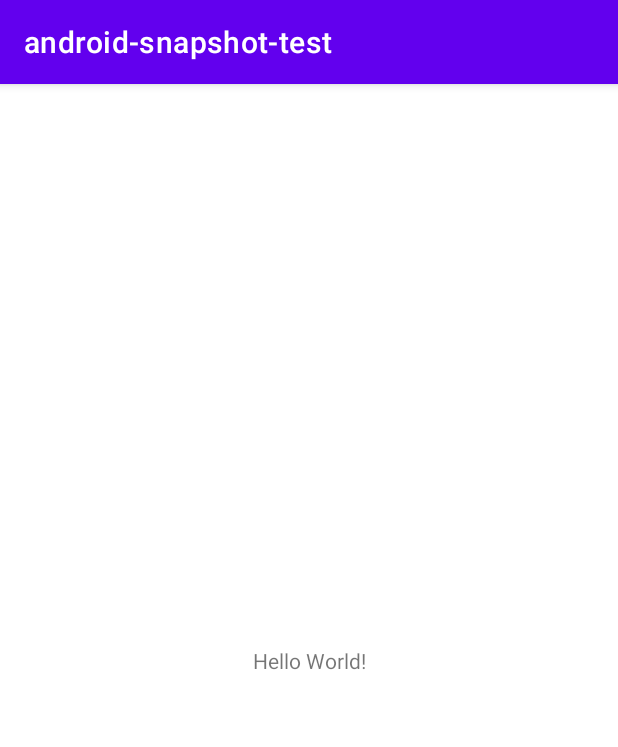
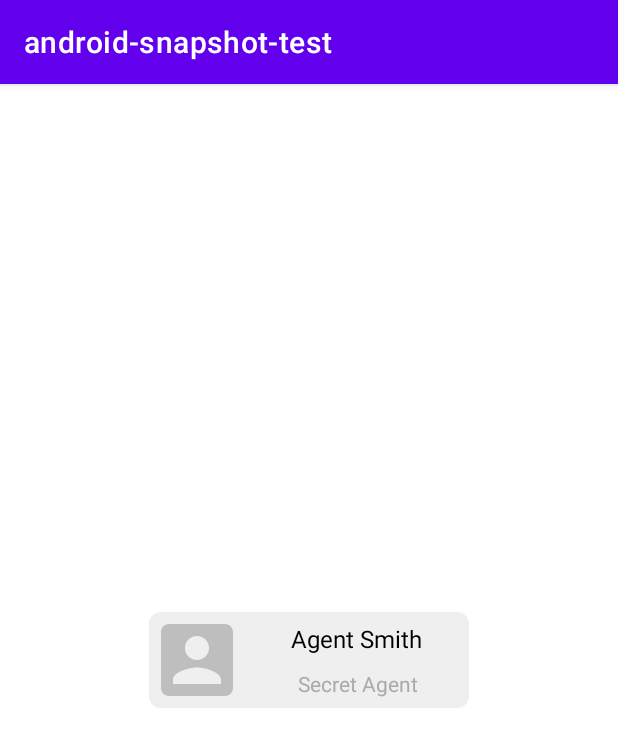
Before and after one commit to murzagalin/android-snapshot-testing, an Android app: the screen it shows after launch (MainActivity), on a phone screen of 412 x 824 dp. Shown: the top 747 px of the screen. Run offline under Robolectric (Android 15) with nearby library versions, the phone set to English and light mode, and no system bars.

Commit message:
added account card

```diff
--- a/app/src/main/java/com/github/murzagalin/snapshot_testing/MainActivity.kt
+++ b/app/src/main/java/com/github/murzagalin/snapshot_testing/MainActivity.kt
@@ -1,11 +1,32 @@
 package com.github.murzagalin.snapshot_testing
 
+import android.content.res.Resources
 import androidx.appcompat.app.AppCompatActivity
 import android.os.Bundle
+import android.util.TypedValue
+import android.view.ViewGroup
+import androidx.core.view.marginStart
+import androidx.core.view.setMargins
+import androidx.core.view.updateLayoutParams
+import com.github.murzagalin.snapshot_testing.views.AccountCardView
 
 class MainActivity : AppCompatActivity() {
+
     override fun onCreate(savedInstanceState: Bundle?) {
         super.onCreate(savedInstanceState)
         setContentView(R.layout.activity_main)
+
+        with(findViewById<AccountCardView>(R.id.account_card)) {
+            name = "Agent Smith"
+            position = "Secret Agent"
+        }
     }
+
+
+
+    private val Number.px get() = TypedValue.applyDimension(
+        TypedValue.COMPLEX_UNIT_DIP,
+        this.toFloat(),
+        Resources.getSystem().displayMetrics
+    ).toInt()
 }
--- /dev/null
+++ b/app/src/main/java/com/github/murzagalin/snapshot_testing/views/AccountCardView.kt
@@ -0,0 +1,39 @@
+package com.github.murzagalin.snapshot_testing.views
+
+import android.content.Context
+import android.util.AttributeSet
+import android.widget.TextView
+import androidx.constraintlayout.widget.ConstraintLayout
+import com.github.murzagalin.snapshot_testing.R
+
+class AccountCardView @JvmOverloads constructor(
+    context: Context,
+    attrs: AttributeSet? = null,
+    defStyleAttr: Int = 0
+): ConstraintLayout(context, attrs, defStyleAttr) {
+
+    init {
+        inflate(getContext(), R.layout.view_account, this)
+    }
+
+    private val nameTextView by lazy {
+        findViewById<TextView>(R.id.name)
+    }
+
+    private val positionTextView by lazy {
+        findViewById<TextView>(R.id.position)
+    }
+
+    var name: String
+        set(value) {
+            nameTextView.text = value
+        }
+        get() = nameTextView.text.toString()
+
+    var position: String
+        set(value) {
+            positionTextView.text = value
+        }
+        get() = positionTextView.text.toString()
+
+}
--- /dev/null
+++ b/app/src/main/res/drawable/account_background.xml
@@ -0,0 +1,5 @@
+<?xml version="1.0" encoding="UTF-8"?>
+<shape xmlns:android="http://schemas.android.com/apk/res/android">
+    <solid android:color="#EFEFEF"/>
+    <corners android:radius="8dp"/>
+</shape>
--- /dev/null
+++ b/app/src/main/res/drawable/ic_baseline_account_box_24.xml
@@ -0,0 +1,5 @@
+<vector android:height="48dp" android:tint="#BEBEBE"
+    android:viewportHeight="24" android:viewportWidth="24"
+    android:width="48dp" xmlns:android="http://schemas.android.com/apk/res/android">
+    <path android:fillColor="@android:color/white" android:pathData="M3,5v14c0,1.1 0.89,2 2,2h14c1.1,0 2,-0.9 2,-2L21,5c0,-1.1 -0.9,-2 -2,-2L5,3c-1.11,0 -2,0.9 -2,2zM15,9c0,1.66 -1.34,3 -3,3s-3,-1.34 -3,-3 1.34,-3 3,-3 3,1.34 3,3zM6,17c0,-2 4,-3.1 6,-3.1s6,1.1 6,3.1v1L6,18v-1z"/>
+</vector>
--- a/app/src/main/res/layout/activity_main.xml
+++ b/app/src/main/res/layout/activity_main.xml
@@ -4,15 +4,16 @@
     xmlns:tools="http://schemas.android.com/tools"
     android:layout_width="match_parent"
     android:layout_height="match_parent"
+    android:background="#FFFFFF"
     tools:context=".MainActivity">
 
-    <TextView
+    <com.github.murzagalin.snapshot_testing.views.AccountCardView
+        android:id="@+id/account_card"
         android:layout_width="wrap_content"
         android:layout_height="wrap_content"
-        android:text="Hello World!"
-        app:layout_constraintBottom_toBottomOf="parent"
-        app:layout_constraintLeft_toLeftOf="parent"
-        app:layout_constraintRight_toRightOf="parent"
-        app:layout_constraintTop_toTopOf="parent" />
+        app:layout_constraintTop_toTopOf="parent"
+        app:layout_constraintStart_toStartOf="parent"
+        app:layout_constraintEnd_toEndOf="parent"
+        app:layout_constraintBottom_toBottomOf="parent"/>
 
 </androidx.constraintlayout.widget.ConstraintLayout>
--- /dev/null
+++ b/app/src/main/res/layout/view_account.xml
@@ -0,0 +1,54 @@
+<?xml version="1.0" encoding="utf-8"?>
+<androidx.constraintlayout.widget.ConstraintLayout
+    xmlns:android="http://schemas.android.com/apk/res/android"
+    xmlns:app="http://schemas.android.com/apk/res-auto"
+    xmlns:tools="http://schemas.android.com/tools"
+    android:background="@drawable/account_background"
+    android:layout_width="match_parent"
+    android:layout_height="match_parent">
+
+    <ImageView
+        android:layout_width="64dp"
+        android:layout_height="64dp"
+        android:src="@drawable/ic_baseline_account_box_24"
+        app:layout_constraintBottom_toBottomOf="parent"
+        app:layout_constraintStart_toStartOf="parent"
+        app:layout_constraintTop_toTopOf="parent"
+        app:layout_constraintEnd_toEndOf="@id/vertical_guide"/>
+
+    <androidx.constraintlayout.widget.Guideline
+        android:id="@+id/vertical_guide"
+        android:layout_width="0dp"
+        android:layout_height="0dp"
+        android:orientation="vertical"
+        app:layout_constraintGuide_percent="0.3" />
+
+    <TextView
+        android:id="@+id/name"
+        android:layout_width="wrap_content"
+        android:layout_height="wrap_content"
+        android:padding="2dp"
+        android:textSize="16sp"
+        android:textAlignment="center"
+        android:textColor="#000000"
+        tools:text="Name Surname"
+        app:layout_constraintTop_toTopOf="parent"
+        app:layout_constraintStart_toEndOf="@id/vertical_guide"
+        app:layout_constraintEnd_toEndOf="parent"
+        app:layout_constraintBottom_toTopOf="@id/position"/>
+
+    <TextView
+        android:id="@+id/position"
+        android:layout_width="wrap_content"
+        android:layout_height="wrap_content"
+        android:padding="2dp"
+        android:textSize="14sp"
+        android:textAlignment="center"
+        android:textColor="#AAAAAA"
+        tools:text="Software Engineer"
+        app:layout_constraintTop_toBottomOf="@id/name"
+        app:layout_constraintStart_toEndOf="@id/vertical_guide"
+        app:layout_constraintEnd_toEndOf="parent"
+        app:layout_constraintBottom_toBottomOf="parent"/>
+
+</androidx.constraintlayout.widget.ConstraintLayout>
```
